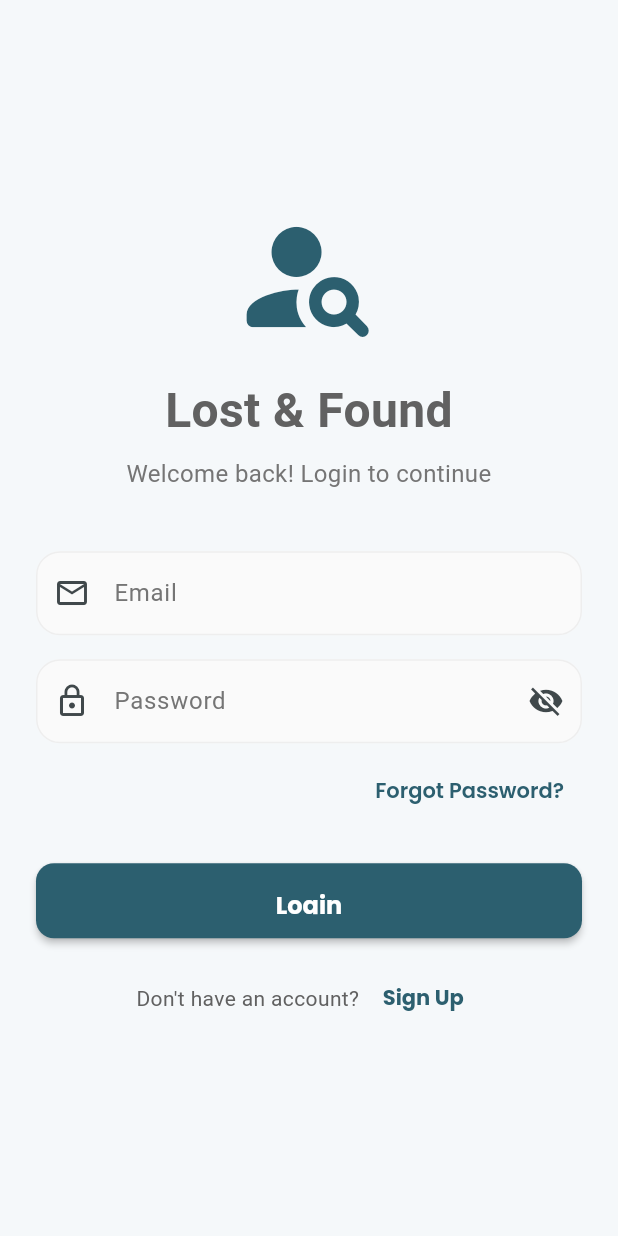
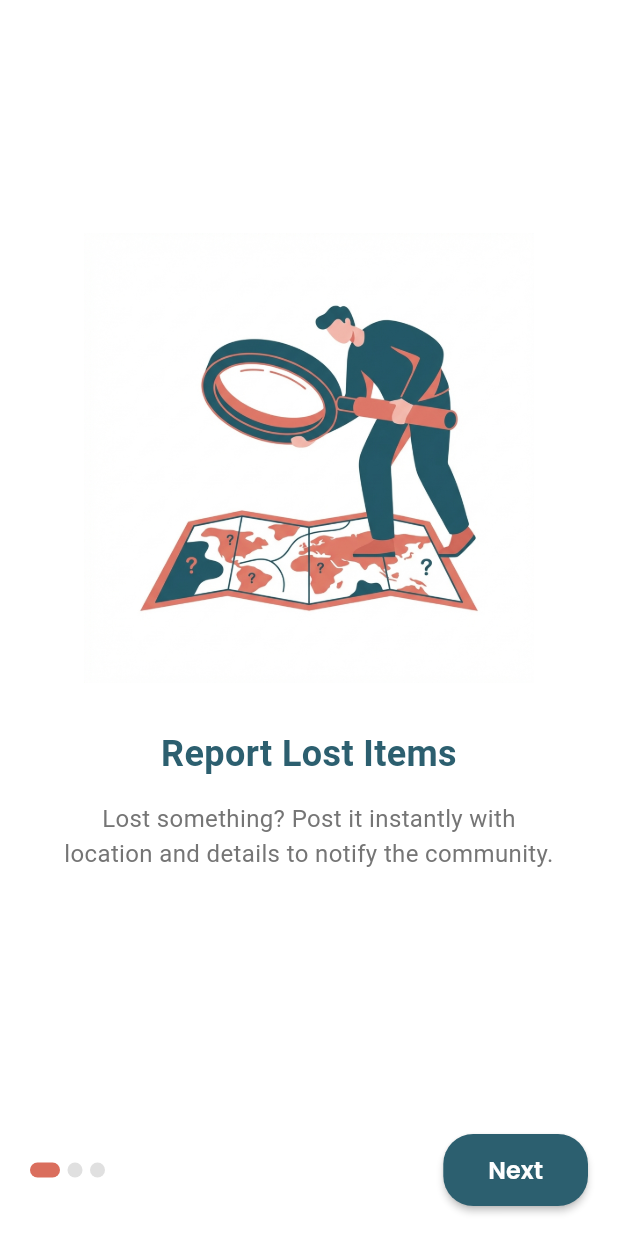
Before and after one commit to deeps00007/lost_and_found_app, a Flutter app: the screen it shows after launch, on a phone screen of 412 x 824 dp. Run offline on Flutter 3.47's test engine with Material 3 defaults, Android fonts, the light colour scheme and no system bars; our stand-ins replace cached_network_image, cloud_firestore, dio, firebase_auth, firebase_core, firebase_messaging and 10 more; missing offline and left inert: flutter_map_marker_cluster; accounts and stored records are empty.

Commit message:
new changes

```diff
--- a/lib/config/theme.dart
+++ b/lib/config/theme.dart
@@ -4,7 +4,7 @@ import 'package:google_fonts/google_fonts.dart';
 class AppTheme {
   // Color Palette
   static const Color primaryColor = Color(0xFF2C5F6F); // Deep Teal
-  static const Color secondaryColor = Color(0xFFFF8C7A); // Soft Coral
+  static const Color secondaryColor = Color.fromARGB(255, 218, 110, 93); // Soft Coral
   static const Color backgroundColor = Color(0xFFF5F8FA); // Pale Blue-Grey
   static const Color surfaceColor = Colors.white;
   static const Color errorColor = Color(0xFFD32F2F);
--- a/lib/main.dart
+++ b/lib/main.dart
@@ -1,9 +1,11 @@
 import 'package:flutter/material.dart';
 import 'package:firebase_core/firebase_core.dart';
 import 'package:provider/provider.dart';
+import 'package:shared_preferences/shared_preferences.dart'; // Added
 import 'config/theme.dart';
 import 'providers/auth_provider.dart';
 import 'screens/auth/login_screen.dart';
+import 'screens/onboarding_screen.dart'; // Added
 import 'widgets/main_navigation.dart'; // Changed import
 import 'services/auth_service.dart';
 import 'utils/permissions.dart';
@@ -19,10 +21,26 @@ void main() async {
   // Initialize notifications
   await NotificationService.initialize();
 
-  runApp(MyApp());
+  // Check if onboarding is seen
+  bool showOnboarding = true;
+  try {
+    final prefs = await SharedPreferences.getInstance();
+    showOnboarding = !(prefs.getBool('seenOnboarding') ?? false);
+  } catch (e) {
+    print(
+        "⚠️ Error initializing SharedPreferences (likely missing native plugin): $e");
+    // Fallback to skipping onboarding to ensure app starts
+    showOnboarding = false;
+  }
+
+  runApp(MyApp(showOnboarding: showOnboarding));
 }
 
 class MyApp extends StatelessWidget {
+  final bool showOnboarding;
+
+  const MyApp({Key? key, required this.showOnboarding}) : super(key: key);
+
   @override
   Widget build(BuildContext context) {
     return MultiProvider(
@@ -33,7 +51,7 @@ class MyApp extends StatelessWidget {
         title: 'Lost & Found',
         theme: AppTheme.lightTheme,
         debugShowCheckedModeBanner: false,
-        home: AuthWrapper(),
+        home: showOnboarding ? OnboardingScreen() : AuthWrapper(),
       ),
     );
   }
--- /dev/null
+++ b/lib/screens/onboarding_screen.dart
@@ -0,0 +1,170 @@
+import 'package:flutter/material.dart';
+import 'package:shared_preferences/shared_preferences.dart';
+import 'package:lost_and_found_app/config/theme.dart';
+import 'package:lost_and_found_app/main.dart'; // For AuthWrapper access if needed, or we just navigate using pushReplacement
+
+class OnboardingScreen extends StatefulWidget {
+  @override
+  _OnboardingScreenState createState() => _OnboardingScreenState();
+}
+
+class _OnboardingScreenState extends State<OnboardingScreen> {
+  final PageController _pageController = PageController();
+  int _currentPage = 0;
+
+  final List<OnboardingContent> _contents = [
+    OnboardingContent(
+      image: 'assets/images/onboarding1.png',
+      title: 'Report Lost Items',
+      description:
+          'Lost something? Post it instantly with location and details to notify the community.',
+    ),
+    OnboardingContent(
+      image: 'assets/images/onboarding2.png',
+      title: 'Help Others Find',
+      description:
+          'Found an item? Report it and be a hero. Help reunite people with their belongings.',
+    ),
+    OnboardingContent(
+      image: 'assets/images/onboarding3.png',
+      title: 'Connect Securely',
+      description:
+          'Chat securely with others to arrange returns without sharing personal details.',
+    ),
+  ];
+
+  @override
+  Widget build(BuildContext context) {
+    return Scaffold(
+      backgroundColor: Colors.white,
+      body: SafeArea(
+        child: Column(
+          children: [
+            Expanded(
+              child: PageView.builder(
+                controller: _pageController,
+                itemCount: _contents.length,
+                onPageChanged: (index) {
+                  setState(() {
+                    _currentPage = index;
+                  });
+                },
+                itemBuilder: (context, index) {
+                  return Padding(
+                    padding: const EdgeInsets.all(40.0),
+                    child: Column(
+                      mainAxisAlignment: MainAxisAlignment.center,
+                      children: [
+                        Image.asset(
+                          _contents[index].image,
+                          height: 300,
+                        ),
+                        SizedBox(height: 30),
+                        Text(
+                          _contents[index].title,
+                          textAlign: TextAlign.center,
+                          style: TextStyle(
+                            fontSize: 24,
+                            fontWeight: FontWeight.bold,
+                            color: AppTheme.primaryColor,
+                          ),
+                        ),
+                        SizedBox(height: 15),
+                        Text(
+                          _contents[index].description,
+                          textAlign: TextAlign.center,
+                          style: TextStyle(
+                            fontSize: 16,
+                            color: Colors.grey[600],
+                          ),
+                        ),
+                      ],
+                    ),
+                  );
+                },
+              ),
+            ),
+            Padding(
+              padding: const EdgeInsets.symmetric(horizontal: 20, vertical: 20),
+              child: Row(
+                mainAxisAlignment: MainAxisAlignment.spaceBetween,
+                children: [
+                  // Page Indicators
+                  Row(
+                    children: List.generate(
+                      _contents.length,
+                      (index) => buildDot(index),
+                    ),
+                  ),
+                  // Button
+                  ElevatedButton(
+                    onPressed: () async {
+                      if (_currentPage == _contents.length - 1) {
+                        await _completeOnboarding();
+                      } else {
+                        _pageController.nextPage(
+                          duration: Duration(milliseconds: 300),
+                          curve: Curves.easeIn,
+                        );
+                      }
+                    },
+                    style: ElevatedButton.styleFrom(
+                      backgroundColor: AppTheme.primaryColor,
+                      padding:
+                          EdgeInsets.symmetric(horizontal: 30, vertical: 12),
+                      shape: RoundedRectangleBorder(
+                        borderRadius: BorderRadius.circular(20),
+                      ),
+                    ),
+                    child: Text(
+                      _currentPage == _contents.length - 1
+                          ? "Get Started"
+                          : "Next",
+                      style: TextStyle(color: Colors.white),
+                    ),
+                  ),
+                ],
+              ),
+            ),
+          ],
+        ),
+      ),
+    );
+  }
+
+  Container buildDot(int index) {
+    return Container(
+      margin: EdgeInsets.only(right: 5),
+      height: 10,
+      width: _currentPage == index ? 20 : 10,
+      decoration: BoxDecoration(
+        color:
+            _currentPage == index ? AppTheme.secondaryColor : Colors.grey[300],
+        borderRadius: BorderRadius.circular(5),
+      ),
+    );
+  }
+
+  Future<void> _completeOnboarding() async {
+    final prefs = await SharedPreferences.getInstance();
+    await prefs.setBool('seenOnboarding', true);
+
+    if (mounted) {
+      Navigator.of(context).pushReplacement(
+        MaterialPageRoute(builder: (context) => AuthWrapper()),
+      );
+    }
+  }
+}
+
+class OnboardingContent {
+  final String image;
+  final String title;
+  final String description;
+
+  OnboardingContent({
+    required this.image,
+    required this.title,
+    required this.description,
+  });
+}
--- a/pubspec.yaml
+++ b/pubspec.yaml
@@ -46,6 +46,7 @@ dependencies:
   flutter_map_marker_cluster: ^8.2.2
   path_provider: ^2.1.4
   path: ^1.9.0
+  shared_preferences: ^2.5.4
 
 dev_dependencies:
   flutter_test:
@@ -56,4 +57,4 @@ flutter:
   uses-material-design: true
 
   assets:
-    - assets/images/lost&found.png
+    - assets/images/
```
Also changed, not shown: lib/services/auth_service.dart (+41 -0 lines), lib/services/notification_service.dart (+11 -1 lines), lib/widgets/main_navigation.dart (+15 -16 lines), assets/images/onboarding1.png (added), assets/images/onboarding2.png (added), assets/images/onboarding3.png (added), pubspec.lock, 1 other file.
